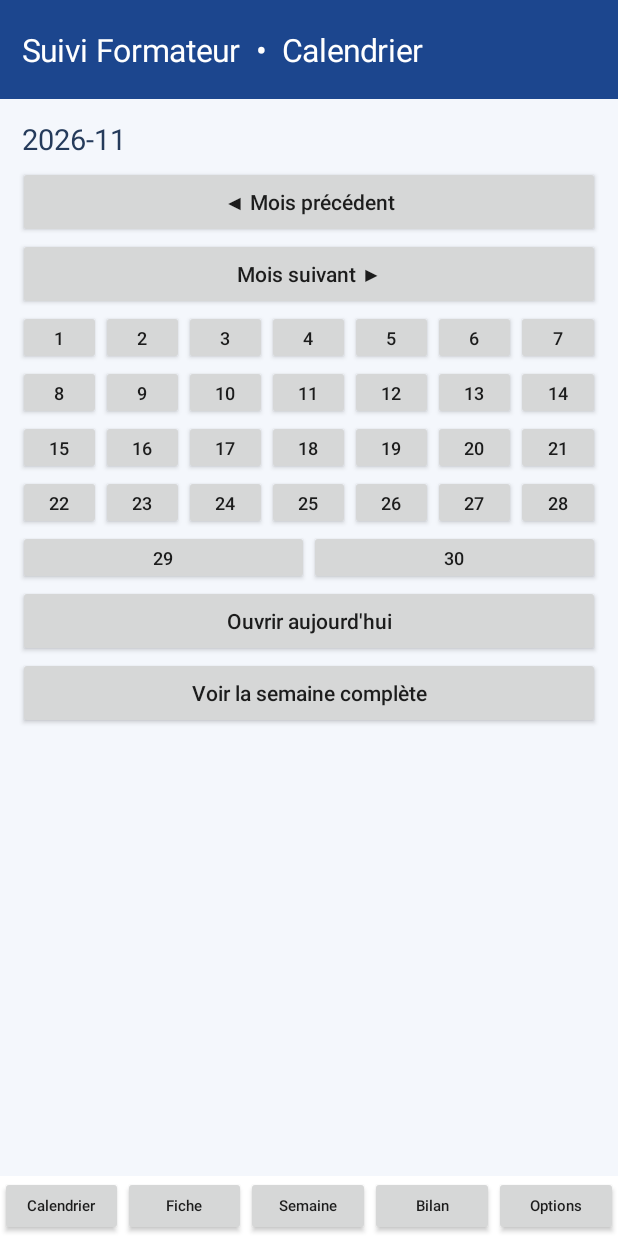
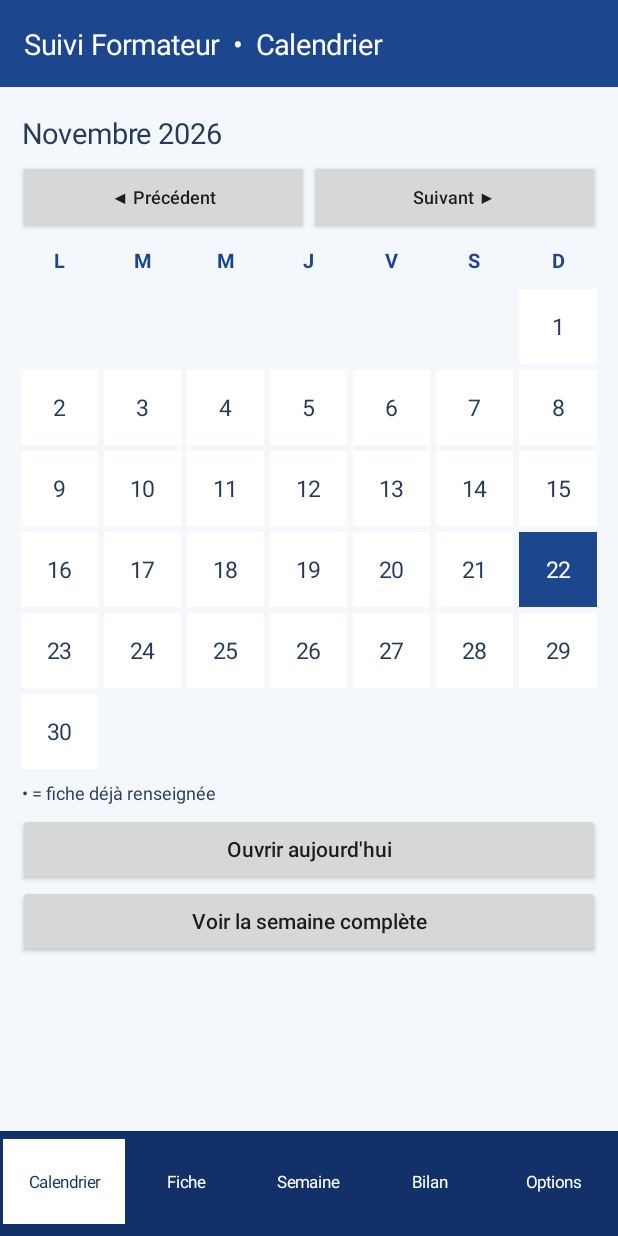
Before and after one commit to antonyflichy-ai/fiche-formteur, an Android app: the screen it shows after launch (MainActivity), on a phone screen of 412 x 824 dp. Run offline under Robolectric (Android 15) with nearby library versions, the phone set to English and light mode, and no system bars.

Commit message:
Redesign calendar as readable monthly grid and make bottom navigation touch accessible

```diff
--- a/app/src/main/java/fr/suiviformateur/app/MainActivity.kt
+++ b/app/src/main/java/fr/suiviformateur/app/MainActivity.kt
@@ -73,7 +73,8 @@ class MainActivity:Activity(){
  private var muted=false
  private val blue=Color.rgb(28,70,142)
  private val days=listOf("Lundi","Mardi","Mercredi","Jeudi","Vendredi","Samedi","Dimanche")
- override fun onCreate(b:Bundle?){super.onCreate(b);db=LocalDb(this);folder=prefs.getString("folder",null)?.let{Uri.parse(it)};if(intent.getBooleanExtra("today",false))screen="fiche";scheduleReminder(this);render()}
+ private fun dp(n:Int)=(n*resources.displayMetrics.density+0.5f).toInt()
+ override fun onCreate(b:Bundle?){super.onCreate(b);db=LocalDb(this);folder=prefs.getString("folder",null)?.let{Uri.parse(it)};if(intent.getBooleanExtra("today",false))screen="fiche";window.statusBarColor=Color.rgb(18,49,104);window.navigationBarColor=Color.rgb(18,49,104);window.decorView.systemUiVisibility=0;scheduleReminder(this);render()}
  private fun parse(s:String):Calendar=Calendar.getInstance().apply{time=SimpleDateFormat("yyyy-MM-dd",Locale.US).parse(s)?:Date()}
  private fun iso(c:Calendar)=SimpleDateFormat("yyyy-MM-dd",Locale.US).format(c.time)
  private fun shift(d:String,n:Int)=iso(parse(d).apply{add(Calendar.DATE,n)})
@@ -82,15 +83,16 @@ class MainActivity:Activity(){
  private fun page(title:String):LinearLayout{
   val root=LinearLayout(this).apply{orientation=1;setBackgroundColor(Color.rgb(244,247,252))}
   setContentView(root)
-  val header=TextView(this).apply{text="Suivi Formateur  •  "+title;textSize=21f;setTextColor(Color.WHITE);setBackgroundColor(blue);setPadding(22,28,16,28)}
-  root.addView(header)
-  val sc=ScrollView(this).apply{isFillViewport=true};root.addView(sc,LinearLayout.LayoutParams(-1,0,1f))
-  val content=LinearLayout(this).apply{orientation=1;setPadding(18,12,18,28)};sc.addView(content)
-  val nav=LinearLayout(this).apply{orientation=0;setBackgroundColor(Color.WHITE)}
-  root.addView(nav)
+  val header=TextView(this).apply{text="Suivi Formateur  •  "+title;textSize=19f;setTextColor(Color.WHITE);setBackgroundColor(blue);setPadding(dp(16),dp(16),dp(12),dp(16));maxLines=2}
+  root.addView(header,LinearLayout.LayoutParams(-1,-2))
+  val sc=ScrollView(this).apply{isFillViewport=true;clipToPadding=false};root.addView(sc,LinearLayout.LayoutParams(-1,0,1f))
+  val content=LinearLayout(this).apply{orientation=1;setPadding(dp(12),dp(12),dp(12),dp(28))};sc.addView(content)
+  val nav=LinearLayout(this).apply{orientation=0;setBackgroundColor(Color.rgb(18,49,104));setPadding(dp(2),dp(5),dp(2),dp(8))}
+  root.addView(nav,LinearLayout.LayoutParams(-1,dp(70)))
   listOf("Calendrier" to "cal","Fiche" to "fiche","Semaine" to "semaine","Bilan" to "bilan","Options" to "options").forEach{(label,target)->
-   val b=Button(this).apply{text=label;textSize=10f;isAllCaps=false;setPadding(0,4,0,4);setOnClickListener{screen=target;render()}}
-   nav.addView(b,LinearLayout.LayoutParams(0,60,1f))
+   val active=screen==target
+   val item=TextView(this).apply{text=label;textSize=11f;gravity=Gravity.CENTER;setTextColor(if(active)Color.rgb(18,49,104) else Color.WHITE);setBackgroundColor(if(active)Color.WHITE else Color.rgb(18,49,104));setOnClickListener{screen=target;render()};contentDescription="Ouvrir "+label}
+   nav.addView(item,LinearLayout.LayoutParams(0,-1,1f))
   }
   return content
  }
@@ -120,16 +122,42 @@ class MainActivity:Activity(){
  private fun summary(p:LinearLayout,t:Totals){text(p,"Heures manuelles : "+hm(t.mins));text(p,"Découchers hôtel : "+t.hotel);text(p,"Découchers cabine : "+t.cabine);text(p,"Nombre de primes RH : "+t.rh)}
  private fun render(){when(screen){"fiche"->fiche();"semaine"->semaine();"bilan"->bilan();"options"->options();else->calendrier()}}
  private fun calendrier(){
-  val p=page("Calendrier");heading(p,month)
-  val c=parse(month+"-01");button(p,"◀ Mois précédent"){c.add(Calendar.MONTH,-1);month=iso(c).substring(0,7);render()}
-  button(p,"Mois suivant ▶"){c.add(Calendar.MONTH,1);month=iso(c).substring(0,7);render()}
-  val row=LinearLayout(this).apply{orientation=1};p.addView(row)
-  val first=parse(month+"-01");val daysInMonth=first.getActualMaximum(Calendar.DAY_OF_MONTH)
-  for(start in 1..daysInMonth step 7){val line=LinearLayout(this);row.addView(line);for(n in start..minOf(start+6,daysInMonth)){
-   val d=month+"-"+String.format(Locale.US,"%02d",n)
-   val b=Button(this).apply{text=n.toString()+(if(db.day(d).length()>0)" •" else "");textSize=12f;setOnClickListener{date=d;screen="fiche";render()}}
-   line.addView(b,LinearLayout.LayoutParams(0,55,1f))
-  }}
+  val p=page("Calendrier")
+  val c=parse(month+"-01")
+  heading(p,SimpleDateFormat("MMMM yyyy",Locale.FRENCH).format(c.time).replaceFirstChar{it.uppercase()})
+  val controls=LinearLayout(this).apply{orientation=0};p.addView(controls)
+  val prev=Button(this).apply{text="◀ Précédent";isAllCaps=false;textSize=12f;setOnClickListener{val d=parse(month+"-01");d.add(Calendar.MONTH,-1);month=iso(d).substring(0,7);render()}}
+  val next=Button(this).apply{text="Suivant ▶";isAllCaps=false;textSize=12f;setOnClickListener{val d=parse(month+"-01");d.add(Calendar.MONTH,1);month=iso(d).substring(0,7);render()}}
+  controls.addView(prev,LinearLayout.LayoutParams(0,dp(50),1f));controls.addView(next,LinearLayout.LayoutParams(0,dp(50),1f))
+  val labels=listOf("L","M","M","J","V","S","D")
+  val week=LinearLayout(this);p.addView(week)
+  labels.forEach{label->week.addView(TextView(this).apply{text=label;textSize=13f;gravity=Gravity.CENTER;setTextColor(blue);setTypeface(null,Typeface.BOLD)},LinearLayout.LayoutParams(0,dp(34),1f))}
+  val first=parse(month+"-01")
+  val daysInMonth=first.getActualMaximum(Calendar.DAY_OF_MONTH)
+  val offset=(first.get(Calendar.DAY_OF_WEEK)+5)%7
+  val today=iso(Calendar.getInstance())
+  val cells=offset+daysInMonth
+  for(rowIndex in 0 until (cells+6)/7){
+   val row=LinearLayout(this);p.addView(row)
+   for(column in 0..6){
+    val n=rowIndex*7+column-offset+1
+    if(n<1||n>daysInMonth){row.addView(TextView(this),LinearLayout.LayoutParams(0,dp(54),1f));continue}
+    val d=month+"-"+String.format(Locale.US,"%02d",n)
+    val hasData=db.day(d).length()>0
+    val selected=d==date
+    val tile=TextView(this).apply{
+     text=n.toString()+(if(hasData)" •" else "")
+     textSize=15f;gravity=Gravity.CENTER
+     setTextColor(if(selected||d==today)Color.WHITE else Color.rgb(37,59,91))
+     setBackgroundColor(if(selected)blue else if(d==today)Color.rgb(55,128,202) else Color.WHITE)
+     setOnClickListener{date=d;screen="fiche";render()}
+     contentDescription="Ouvrir la fiche du "+d
+    }
+    val wrap=LinearLayout(this).apply{setPadding(dp(2),dp(2),dp(2),dp(2));addView(tile,LinearLayout.LayoutParams(-1,-1))}
+    row.addView(wrap,LinearLayout.LayoutParams(0,dp(54),1f))
+   }
+  }
+  text(p,"• = fiche déjà renseignée",12f)
   button(p,"Ouvrir aujourd'hui"){date=iso(Calendar.getInstance());month=date.substring(0,7);screen="fiche";render()}
   button(p,"Voir la semaine complète"){screen="semaine";render()}
  }
```
